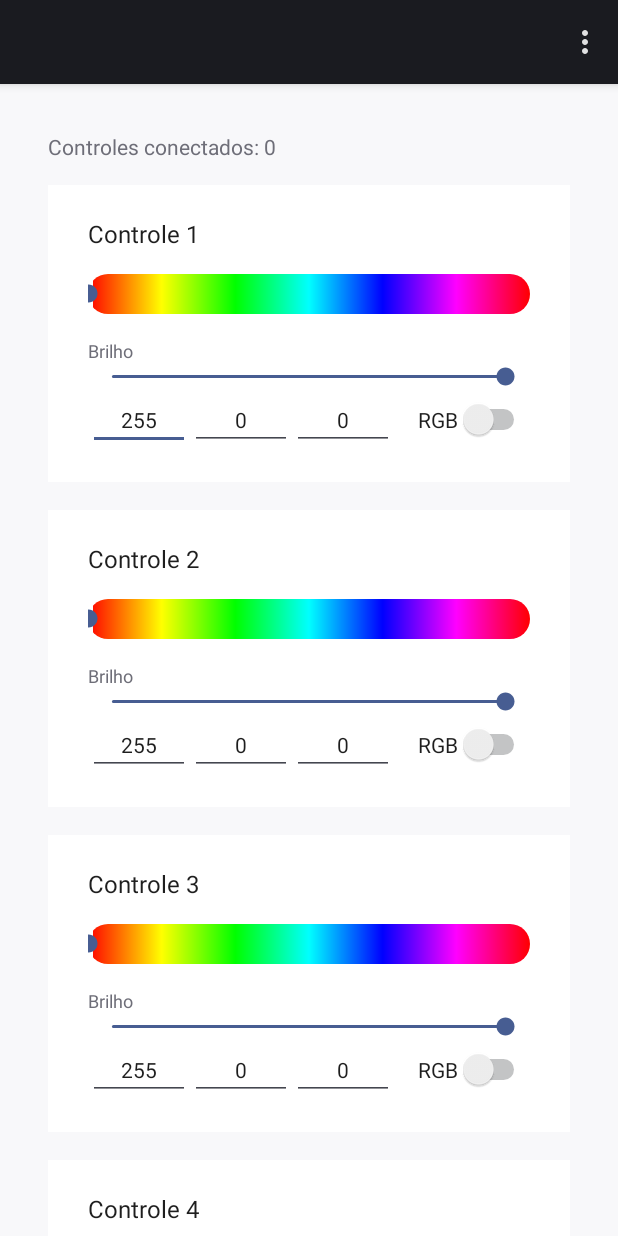
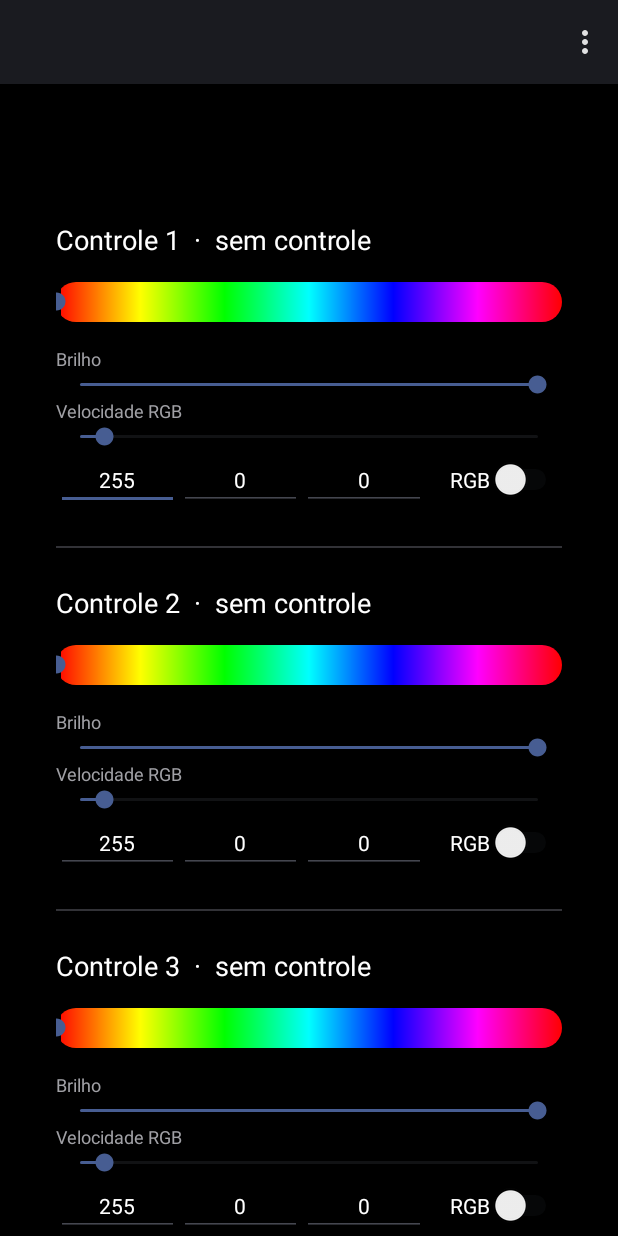
Before and after one commit to k9fps1907/Yooy, an Android app: the screen it shows after launch (MainActivity), on a phone screen of 412 x 824 dp. Run offline under Robolectric (Android 15) with nearby library versions, the phone set to English and light mode, and no system bars.

Commit message:
Update MainActivity.java

```diff
--- a/app/src/main/java/com/ds4/light/MainActivity.java
+++ b/app/src/main/java/com/ds4/light/MainActivity.java
@@ -17,6 +17,7 @@ import android.view.Gravity;
 import android.view.InputDevice;
 import android.view.Menu;
 import android.view.MenuItem;
+import android.view.View;
 import android.widget.Button;
 import android.widget.EditText;
 import android.widget.LinearLayout;
@@ -31,17 +32,17 @@ public class MainActivity extends Activity {
     static final int N = 4;
     static final List<LightsManager> mgrs = new ArrayList<>();
     static final List<Light> lights = new ArrayList<>();
+    static final List<String> nomesReais = new ArrayList<>();
     static final LightsManager.LightsSession[] sessoes = new LightsManager.LightsSession[N];
-    static boolean escuro = false;
+    static boolean preto = true;
 
     final float[] hue = new float[N];
     final int[] brilho = new int[N];
-    final int[] sat = new int[N];
+    final int[] vel = new int[N];
     final boolean[] rgbAtivo = new boolean[N];
     final EditText[][] campos = new EditText[N][3];
     final SeekBar[] barrasMatiz = new SeekBar[N];
-    final SeekBar[] barrasBrilho = new SeekBar[N];
-    final Switch[] switches = new Switch[N];
+    final TextView[] titulos = new TextView[N];
     TextView status;
     boolean rodando = false;
     final Handler handler = new Handler(Looper.getMainLooper());
@@ -52,9 +53,9 @@ public class MainActivity extends Activity {
             for (int i = 0; i < N; i++) {
                 if (!rgbAtivo[i]) continue;
                 algum = true;
-                hue[i] = (hue[i] + 2f) % 360f;
+                hue[i] = (hue[i] + vel[i]) % 360f;
                 enviar(i, corDe(i));
-                barrasMatiz[i].setProgress((int) hue[i]);
+                if (barrasMatiz[i] != null) barrasMatiz[i].setProgress((int) hue[i]);
                 atualizarCampos(i);
             }
             if (algum) {
@@ -68,47 +69,48 @@ public class MainActivity extends Activity {
     @Override
     protected void onCreate(Bundle b) {
         super.onCreate(b);
-        for (int i = 0; i < N; i++) { brilho[i] = 255; sat[i] = 255; hue[i] = 0f; }
+        for (int i = 0; i < N; i++) {
+            brilho[i] = 255;
+            vel[i] = 2;
+            hue[i] = 0f;
+        }
         setTitle("");
+        achar();
         construir();
-        achar();
     }
 
     void construir() {
-        boolean dark = escuro;
-        int fundo = dark ? Color.rgb(18, 18, 20) : Color.rgb(248, 248, 250);
-        int texto = dark ? Color.WHITE : Color.rgb(30, 30, 30);
-        int secundario = dark ? Color.rgb(150, 150, 155) : Color.rgb(110, 110, 120);
-        int cartao = dark ? Color.rgb(30, 30, 34) : Color.WHITE;
+        int fundo = preto ? Color.BLACK : Color.WHITE;
+        int texto = preto ? Color.WHITE : Color.BLACK;
+        int secundario = preto ? Color.rgb(160, 160, 165) : Color.rgb(100, 100, 105);
+        int divisor = preto ? Color.rgb(50, 50, 55) : Color.rgb(215, 215, 220);
 
         ScrollView sv = new ScrollView(this);
         sv.setBackgroundColor(fundo);
         LinearLayout raiz = new LinearLayout(this);
         raiz.setOrientation(LinearLayout.VERTICAL);
-        raiz.setPadding(48, 48, 48, 48);
+        raiz.setPadding(56, 56, 56, 56);
         sv.addView(raiz);
         setContentView(sv);
 
         status = new TextView(this);
         status.setTextSize(14);
         status.setTextColor(secundario);
-        status.setPadding(0, 0, 0, 24);
+        status.setPadding(0, 0, 0, 16);
         raiz.addView(status);
 
         for (int i = 0; i < N; i++) {
             final int idx = i;
             LinearLayout card = new LinearLayout(this);
             card.setOrientation(LinearLayout.VERTICAL);
-            card.setPadding(40, 32, 40, 32);
-            card.setBackgroundColor(cartao);
-            LinearLayout.LayoutParams lp = new LinearLayout.LayoutParams(-1, -2);
-            lp.setMargins(0, 0, 0, 28);
-            card.setLayoutParams(lp);
+            card.setPadding(0, 36, 0, 36);
 
+            // título: "Controle N" + nome real do dispositivo
             TextView t = new TextView(this);
-            t.setText("Controle " + (i + 1));
-            t.setTextSize(16);
+            t.setTextSize(18);
             t.setTextColor(texto);
+            t.setText(tituloDe(i));
+            titulos[i] = t;
             card.addView(t);
 
             // barra de matiz (arco-íris horizontal)
@@ -127,7 +129,7 @@ public class MainActivity extends Activity {
             barrasMatiz[i] = sm;
             card.addView(sm);
 
-            // barra de brilho (0 = apagado)
+            // brilho
             TextView lb = new TextView(this);
             lb.setText("Brilho");
             lb.setTextColor(secundario);
@@ -144,8 +146,26 @@ public class MainActivity extends Activity {
                 public void onStartTrackingTouch(SeekBar s) {}
                 public void onStopTrackingTouch(SeekBar s) {}
             });
-            barrasBrilho[i] = sb;
             card.addView(sb);
+
+            // velocidade do RGB
+            TextView lv = new TextView(this);
+            lv.setText("Velocidade RGB");
+            lv.setTextColor(secundario);
+            lv.setTextSize(12);
+            card.addView(lv);
+
+            SeekBar sv2 = new SeekBar(this);
+            sv2.setMax(19);
+            sv2.setProgress(vel[i] - 1);
+            sv2.setOnSeekBarChangeListener(new SeekBar.OnSeekBarChangeListener() {
+                public void onProgressChanged(SeekBar s, int p, boolean u) {
+                    if (u) vel[idx] = p + 1;
+                }
+                public void onStartTrackingTouch(SeekBar s) {}
+                public void onStopTrackingTouch(SeekBar s) {}
+            });
+            card.addView(sv2);
 
             // linha: 3 campos + toggle RGB
             LinearLayout linha = new LinearLayout(this);
@@ -181,11 +201,17 @@ public class MainActivity extends Activity {
                     atualizarCampos(idx);
                 }
             });
-            switches[i] = sw;
             linha.addView(sw);
 
             card.addView(linha);
             raiz.addView(card);
+
+            if (i < N - 1) {
+                View linhaDiv = new View(this);
+                linhaDiv.setBackgroundColor(divisor);
+                raiz.addView(linhaDiv, new LinearLayout.LayoutParams(-1, 2));
+            }
+
             setCamposAtivos(i, !rgbAtivo[i]);
             atualizarCampos(i);
         }
@@ -203,6 +229,12 @@ public class MainActivity extends Activity {
         raiz.addView(soltar);
     }
 
+    // "Controle 1 · Wireless Controller" (ou só "Controle 1" se não houver controle)
+    String tituloDe(int i) {
+        String nome = i < nomesReais.size() ? nomesReais.get(i) : "sem controle";
+        return "Controle " + (i + 1) + "  ·  " + nome;
+    }
+
     void setCamposAtivos(int i, boolean ativo) {
         for (EditText e : campos[i]) e.setEnabled(ativo);
     }
@@ -217,7 +249,7 @@ public class MainActivity extends Activity {
     }
 
     int corDe(int i) {
-        return Color.HSVToColor(new float[]{hue[i], sat[i] / 255f, brilho[i] / 255f});
+        return Color.HSVToColor(new float[]{hue[i], 1f, brilho[i] / 255f});
     }
 
     void atualizarCampos(int i) {
@@ -230,6 +262,7 @@ public class MainActivity extends Activity {
     void achar() {
         mgrs.clear();
         lights.clear();
+        nomesReais.clear();
         for (int id : InputDevice.getDeviceIds()) {
             InputDevice d = InputDevice.getDevice(id);
             if (d == null || (d.getSources() & InputDevice.SOURCE_GAMEPAD) != InputDevice.SOURCE_GAMEPAD) continue;
@@ -239,11 +272,15 @@ public class MainActivity extends Activity {
                 if (l.hasRgbControl()) {
                     mgrs.add(m);
                     lights.add(l);
+                    nomesReais.add(d.getName());
                     break;
                 }
             }
         }
-        status.setText("Controles conectados: " + lights.size());
+        if (status != null) status.setText("Controles conectados: " + lights.size());
+        for (int i = 0; i < N; i++) {
+            if (titulos[i] != null) titulos[i].setText(tituloDe(i));
+        }
     }
 
     int lerCampo(EditText e) {
@@ -304,14 +341,14 @@ public class MainActivity extends Activity {
 
     @Override
     public boolean onCreateOptionsMenu(Menu menu) {
-        menu.add(0, 1, 0, escuro ? "Tema claro" : "Tema escuro");
+        menu.add(0, 1, 0, preto ? "Tema branco" : "Tema preto");
         return true;
     }
 
     @Override
     public boolean onOptionsItemSelected(MenuItem item) {
         if (item.getItemId() == 1) {
-            escuro = !escuro;
+            preto = !preto;
             construir();
             achar();
             return true;
@@ -324,4 +361,4 @@ public class MainActivity extends Activity {
         handler.removeCallbacks(ciclo);
         super.onDestroy();
     }
-    }
+                                               }
```
